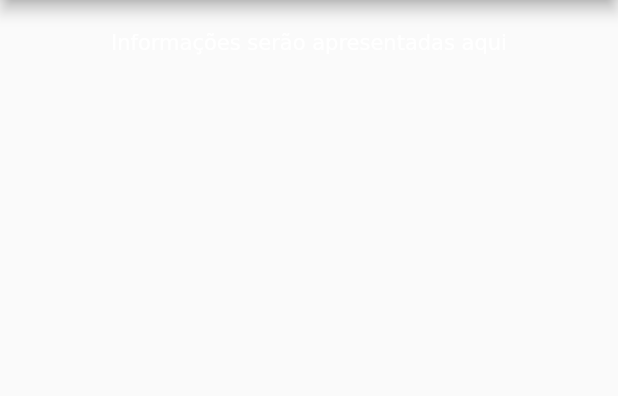
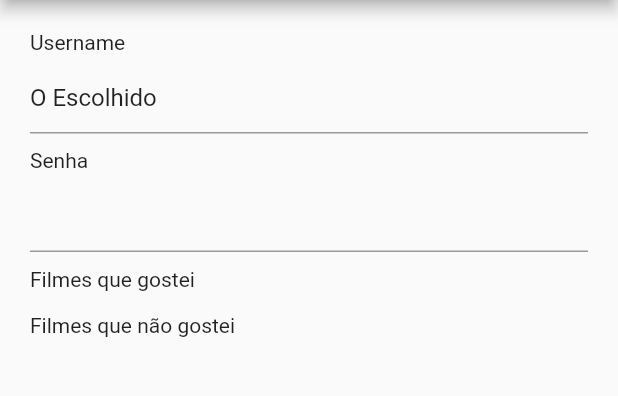
Before and after one commit to vsmmart/Cinemateca, a Flutter app: the TelaPrincipal screen opened by its route, in the side drawer, after a tap on the "location history" icon, on a phone screen of 412 x 824 dp, the part 84-480 px from its top. Run offline on Flutter 3.47's test engine with Material 2 defaults, Android fonts, the phone set to English and light mode, and no system bars; our stand-ins replace cloud_firestore; accounts and stored records are empty.

Commit message:
Começo da tela do perfil

```diff
--- a/lib/widget_tela_perfil.dart
+++ b/lib/widget_tela_perfil.dart
@@ -1,4 +1,7 @@
+import 'package:cinemateca/model/Usuario.dart';
 import 'package:flutter/material.dart';
+
+
 
 class TelaPerfil extends StatefulWidget {
   @override
@@ -6,22 +9,44 @@ class TelaPerfil extends StatefulWidget {
 }
 
 class _TelaPerfilState extends State<TelaPerfil> {
-String oi = 'oi';
+
+
+
 
   @override
   Widget build(BuildContext context) {
+    Usuario usr = ModalRoute.of(context).settings.arguments;
+
     return Scaffold(
       appBar: AppBar(title: Text('Meu Perfil'),backgroundColor: Colors.deepPurple[600],),
       body: SingleChildScrollView(
         padding: EdgeInsets.all(20),
-        child: Center(
+
           child: Column(
+            crossAxisAlignment: CrossAxisAlignment.start,
             children: [
-              RichText(
-                text:TextSpan(
-                  text:'Informações serão apresentadas aqui',
+              Text('Username'),
+              SizedBox(height: 5),
+              TextFormField(
+                initialValue: usr == null
+                ? 'O Escolhido'
+                : usr.username,
+              ),
+              SizedBox(height: 10),
+              Text('Senha'),
+              SizedBox(height: 5),
+              TextFormField(
 
-              ))
+              ),
+              SizedBox(height:10),
+              Text('Filmes que gostei'),
+              SizedBox(height:5),
+              Container(),
+              SizedBox(height:10),
+
+              Text('Filmes que não gostei'),
+              SizedBox(height:5),
+              Container(),
 
 
 
@@ -29,7 +54,7 @@ String oi = 'oi';
             ],),
 
         ),
-      ),
+
     );
   }
 }
--- a/lib/widget_tela_principal.dart
+++ b/lib/widget_tela_principal.dart
@@ -130,11 +130,11 @@ class _TelaPrincipalState extends State<TelaPrincipal> {
                       hoverColor: Colors.grey[600],
                       tooltip: 'Editar e Visualizar Perfil',
                       onPressed: () {
-                        Navigator.pushNamed(context, '/tela_perfil');
+                        Navigator.pushNamed(context, '/tela_perfil',arguments: usr);
                       }),
                   GestureDetector(
                     onTap:  () {
-                        Navigator.pushNamed(context, '/tela_perfil');},
+                        Navigator.pushNamed(context, '/tela_perfil', arguments: usr);},
                     child: Padding(
                       padding: const EdgeInsets.all(8.0),
                       child: Text(
```
